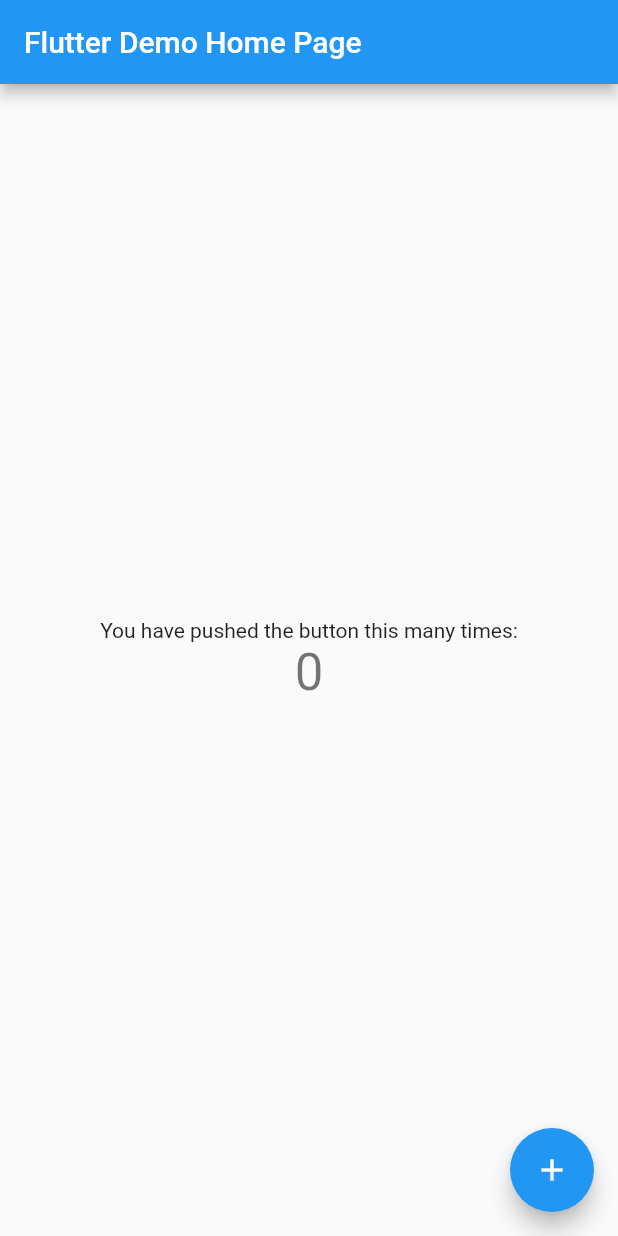
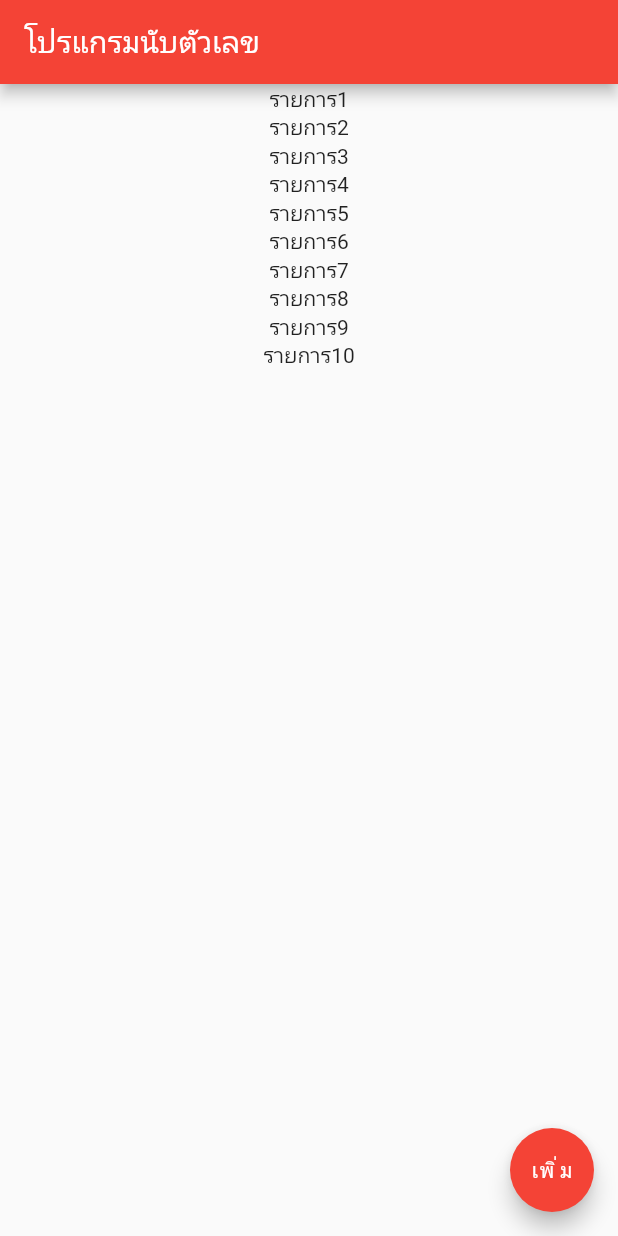
Before and after one commit to thiteewongmun/bee, a Flutter app: the screen it shows after launch, on a phone screen of 412 x 824 dp. Run offline on Flutter 3.47's test engine with Material 2 defaults, Android fonts, the phone set to English and light mode, and no system bars.

Commit message:
first commit

```diff
--- a/lib/main.dart
+++ b/lib/main.dart
@@ -1,116 +1,60 @@
 import 'package:flutter/material.dart';
 
-//33333333
 void main() {
-  runApp(const MyApp());
+  runApp(const MyWidget());
 }
 
-class MyApp extends StatelessWidget {
-  const MyApp({super.key});
+class MyWidget extends StatelessWidget {
+  const MyWidget({super.key});
 
-  // This widget is the root of your application.
   @override
   Widget build(BuildContext context) {
     return MaterialApp(
-      title: 'Flutter Demo',
-      theme: ThemeData(
-        // This is the theme of your application.
-        //
-        // Try running your application with "flutter run". You'll see the
-        // application has a blue toolbar. Then, without quitting the app, try
-        // changing the primarySwatch below to Colors.green and then invoke
-        // "hot reload" (press "r" in the console where you ran "flutter run",
-        // or simply save your changes to "hot reload" in a Flutter IDE).
-        // Notice that the counter didn't reset back to zero; the application
-        // is not restarted.
-        primarySwatch: Colors.blue,
-      ),
-      home: const MyHomePage(title: 'Flutter Demo Home Page'),
+      title: "app",
+      home: MyHomepage(),
+      theme: ThemeData(primarySwatch: Colors.red),
     );
   }
 }
+//สร้าง -------
 
-class MyHomePage extends StatefulWidget {
-  const MyHomePage({super.key, required this.title});
-
-  // This widget is the home page of your application. It is stateful, meaning
-  // that it has a State object (defined below) that contains fields that affect
-  // how it looks.
-
-  // This class is the configuration for the state. It holds the values (in this
-  // case the title) provided by the parent (in this case the App widget) and
-  // used by the build method of the State. Fields in a Widget subclass are
-  // always marked "final".
-
-  final String title;
+class MyHomepage extends StatefulWidget {
+  const MyHomepage({super.key});
 
   @override
-  State<MyHomePage> createState() => _MyHomePageState();
+  State<MyHomepage> createState() => _MyHomepageState();
 }
 
-class _MyHomePageState extends State<MyHomePage> {
-  int _counter = 0;
+int number = 0; //การสร้าง state
 
-  void _incrementCounter() {
-    setState(() {
-      // This call to setState tells the Flutter framework that something has
-      // changed in this State, which causes it to rerun the build method below
-      // so that the display can reflect the updated values. If we changed
-      // _counter without calling setState(), then the build method would not be
-      // called again, and so nothing would appear to happen.
-      _counter++;
-    });
-  }
-
-  @override
+@override
+class _MyHomepageState extends State<MyHomepage> {
   Widget build(BuildContext context) {
-    // This method is rerun every time setState is called, for instance as done
-    // by the _incrementCounter method above.
-    //
-    // The Flutter framework has been optimized to make rerunning build methods
-    // fast, so that you can just rebuild anything that needs updating rather
-    // than having to individually change instances of widgets.
+    //กลุ่มข้อมูล text wiget
+    List<Widget> data = [];
+    for (var i = 0; i < 10; i++) {
+      data.add(Text("รายการ${i + 1}"));
+    }
     return Scaffold(
       appBar: AppBar(
-        // Here we take the value from the MyHomePage object that was created by
-        // the App.build method, and use it to set our appbar title.
-        title: Text(widget.title),
+        title: const Text("โปรแกรมนับตัวเลข"),
       ),
       body: Center(
-        // Center is a layout widget. It takes a single child and positions it
-        // in the middle of the parent.
         child: Column(
-          // Column is also a layout widget. It takes a list of children and
-          // arranges them vertically. By default, it sizes itself to fit its
-          // children horizontally, and tries to be as tall as its parent.
-          //
-          // Invoke "debug painting" (press "p" in the console, choose the
-          // "Toggle Debug Paint" action from the Flutter Inspector in Android
-          // Studio, or the "Toggle Debug Paint" command in Visual Studio Code)
-          // to see the wireframe for each widget.
-          //
-          // Column has various properties to control how it sizes itself and
-          // how it positions its children. Here we use mainAxisAlignment to
-          // center the children vertically; the main axis here is the vertical
-          // axis because Columns are vertical (the cross axis would be
-          // horizontal).
-          mainAxisAlignment: MainAxisAlignment.center,
-          children: <Widget>[
-            const Text(
-              'You have pushed the button this many times:',
-            ),
-            Text(
-              '$_counter',
-              style: Theme.of(context).textTheme.headline4,
-            ),
-          ],
+          mainAxisAlignment: MainAxisAlignment.start,
+          children: data,
         ),
       ),
       floatingActionButton: FloatingActionButton(
-        onPressed: _incrementCounter,
-        tooltip: 'Increment',
-        child: const Icon(Icons.add),
-      ), // This trailing comma makes auto-formatting nicer for build methods.
+        onPressed: addnumber,
+        child: Text("เพิ่ม"),
+      ),
     );
   }
+
+  void addnumber() {
+    setState(() {
+      number++;
+    });
+  }
 }
```
